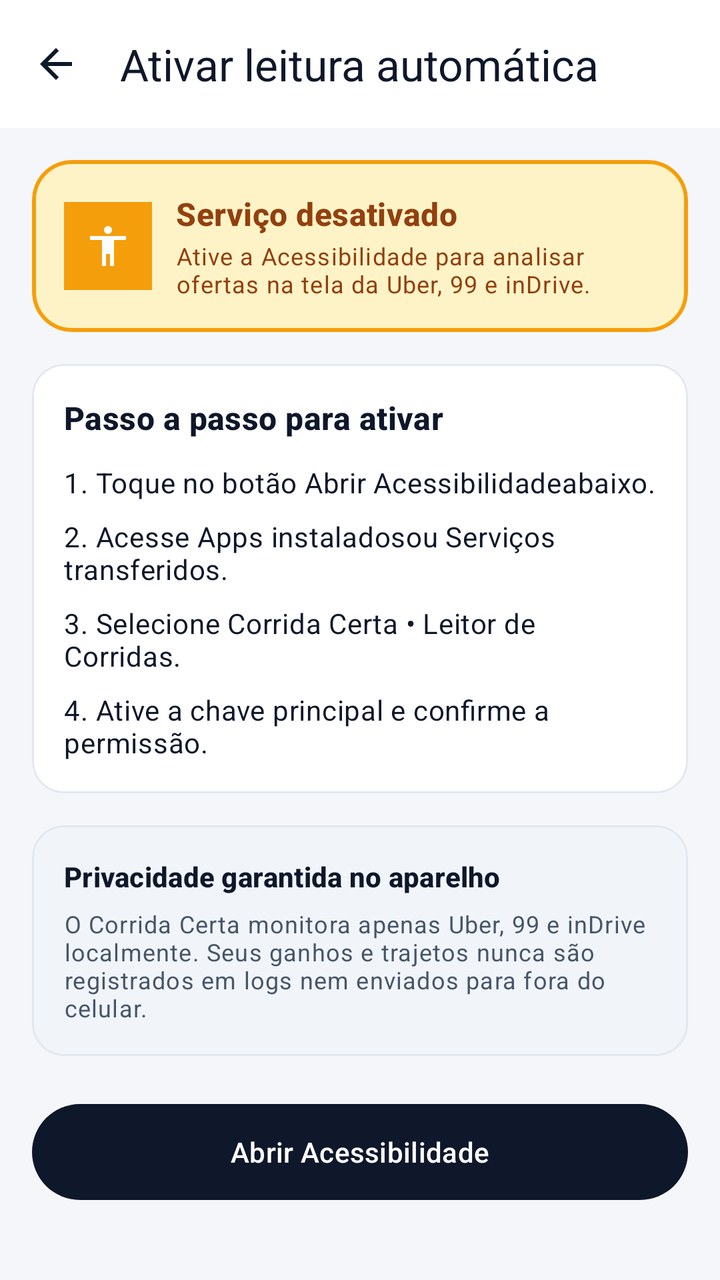
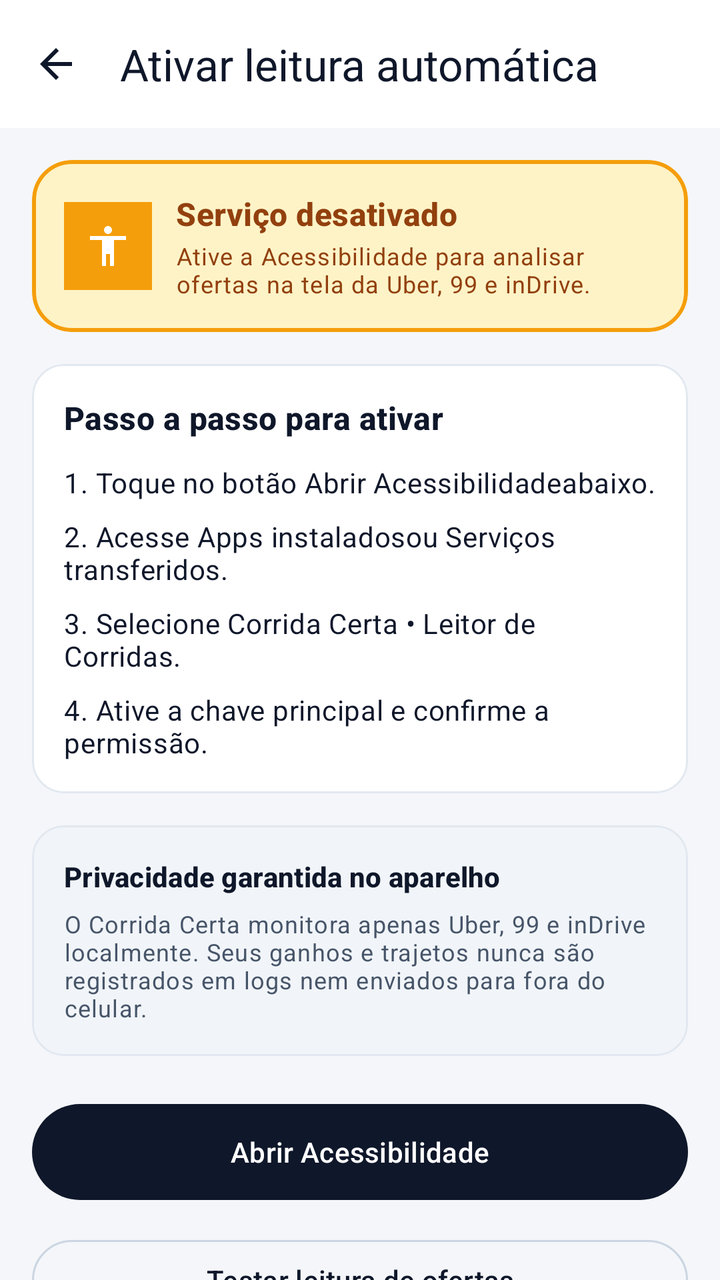

An Android layout rendered at two revisions. The XML below is the earlier revision; the diff shows what the commit changed to produce the second picture.
<!-- AndroidManifest.xml: activity theme Theme.RotaPro -->
<!-- res/layout/activity_accessibility_guide.xml -->
<?xml version="1.0" encoding="utf-8"?>
<androidx.coordinatorlayout.widget.CoordinatorLayout xmlns:android="http://schemas.android.com/apk/res/android"
    xmlns:app="http://schemas.android.com/apk/res-auto"
    xmlns:tools="http://schemas.android.com/tools"
    android:layout_width="match_parent"
    android:layout_height="match_parent"
    android:background="@color/md_theme_background"
    tools:context=".ui.AccessibilityGuideActivity">

    <LinearLayout
        android:id="@+id/guideContainer"
        android:layout_width="match_parent"
        android:layout_height="match_parent"
        android:orientation="vertical">

        <com.google.android.material.appbar.MaterialToolbar
            android:id="@+id/toolbarGuide"
            android:layout_width="match_parent"
            android:layout_height="?attr/actionBarSize"
            android:background="@color/md_theme_surface"
            app:navigationContentDescription="@string/cd_back_button"
            app:navigationIcon="@drawable/ic_arrow_back"
            app:navigationIconTint="@color/md_theme_onSurface"
            app:title="@string/accessibility_guide_title"
            app:titleTextColor="@color/md_theme_onSurface" />

        <androidx.core.widget.NestedScrollView
            android:layout_width="match_parent"
            android:layout_height="0dp"
            android:layout_weight="1"
            android:clipToPadding="false"
            android:fillViewport="true">

            <LinearLayout
                android:id="@+id/guideScrollContent"
                android:layout_width="match_parent"
                android:layout_height="wrap_content"
                android:orientation="vertical"
                android:padding="16dp">

                
                <com.google.android.material.card.MaterialCardView
                    android:id="@+id/cardAccessibilityStatus"
                    android:layout_width="match_parent"
                    android:layout_height="wrap_content"
                    android:layout_marginBottom="16dp"
                    app:cardBackgroundColor="@color/verdict_caution_bg"
                    app:cardCornerRadius="20dp"
                    app:cardElevation="0dp"
                    app:strokeColor="@color/verdict_caution_accent"
                    app:strokeWidth="2dp">

                    <LinearLayout
                        android:layout_width="match_parent"
                        android:layout_height="wrap_content"
                        android:gravity="center_vertical"
                        android:orientation="horizontal"
                        android:padding="16dp">

                        <FrameLayout
                            android:id="@+id/iconGuideStatusContainer"
                            android:layout_width="44dp"
                            android:layout_height="44dp"
                            android:background="@color/verdict_caution_accent">

                            <ImageView
                                android:id="@+id/ivGuideStatusIcon"
                                android:layout_width="24dp"
                                android:layout_height="24dp"
                                android:layout_gravity="center"
                                android:contentDescription="@string/cd_accessibility_icon"
                                android:src="@drawable/ic_accessibility" />
                        </FrameLayout>

                        <LinearLayout
                            android:layout_width="0dp"
                            android:layout_height="wrap_content"
                            android:layout_marginStart="12dp"
                            android:layout_weight="1"
                            android:orientation="vertical">

                            <TextView
                                android:id="@+id/tvGuideStatusTitle"
                                android:layout_width="wrap_content"
                                android:layout_height="wrap_content"
                                android:text="@string/accessibility_status_inactive"
                                android:textAppearance="@style/TextAppearance.Material3.TitleMedium"
                                android:textColor="@color/verdict_caution_text"
                                android:textStyle="bold" />

                            <TextView
                                android:id="@+id/tvGuideStatusDesc"
                                android:layout_width="wrap_content"
                                android:layout_height="wrap_content"
                                android:layout_marginTop="2dp"
                                android:text="@string/accessibility_status_inactive_desc"
                                android:textAppearance="@style/TextAppearance.Material3.BodySmall"
                                android:textColor="@color/verdict_caution_text" />
                        </LinearLayout>
                    </LinearLayout>
                </com.google.android.material.card.MaterialCardView>

                
                <com.google.android.material.card.MaterialCardView
                    android:layout_width="match_parent"
                    android:layout_height="wrap_content"
                    android:layout_marginBottom="16dp"
                    app:cardBackgroundColor="@color/md_theme_surface"
                    app:cardCornerRadius="16dp"
                    app:cardElevation="0dp"
                    app:strokeColor="@color/md_theme_outlineVariant"
                    app:strokeWidth="1dp">

                    <LinearLayout
                        android:layout_width="match_parent"
                        android:layout_height="wrap_content"
                        android:orientation="vertical"
                        android:padding="16dp">

                        <TextView
                            android:layout_width="wrap_content"
                            android:layout_height="wrap_content"
                            android:text="@string/accessibility_guide_steps_title"
                            android:textAppearance="@style/TextAppearance.Material3.TitleMedium"
                            android:textColor="@color/md_theme_onSurface"
                            android:textStyle="bold" />

                        <TextView
                            android:layout_width="match_parent"
                            android:layout_height="wrap_content"
                            android:layout_marginTop="12dp"
                            android:text="@string/accessibility_step_1"
                            android:textAppearance="@style/TextAppearance.Material3.BodyMedium"
                            android:textColor="@color/md_theme_onSurface" />

                        <TextView
                            android:layout_width="match_parent"
                            android:layout_height="wrap_content"
                            android:layout_marginTop="8dp"
                            android:text="@string/accessibility_step_2"
                            android:textAppearance="@style/TextAppearance.Material3.BodyMedium"
                            android:textColor="@color/md_theme_onSurface" />

                        <TextView
                            android:layout_width="match_parent"
                            android:layout_height="wrap_content"
                            android:layout_marginTop="8dp"
                            android:text="@string/accessibility_step_3"
                            android:textAppearance="@style/TextAppearance.Material3.BodyMedium"
                            android:textColor="@color/md_theme_onSurface" />

                        <TextView
                            android:layout_width="match_parent"
                            android:layout_height="wrap_content"
                            android:layout_marginTop="8dp"
                            android:text="@string/accessibility_step_4"
                            android:textAppearance="@style/TextAppearance.Material3.BodyMedium"
                            android:textColor="@color/md_theme_onSurface" />
                    </LinearLayout>
                </com.google.android.material.card.MaterialCardView>

                
                <com.google.android.material.card.MaterialCardView
                    android:layout_width="match_parent"
                    android:layout_height="wrap_content"
                    android:layout_marginBottom="20dp"
                    app:cardBackgroundColor="@color/md_theme_surfaceVariant"
                    app:cardCornerRadius="16dp"
                    app:cardElevation="0dp">

                    <LinearLayout
                        android:layout_width="match_parent"
                        android:layout_height="wrap_content"
                        android:orientation="vertical"
                        android:padding="16dp">

                        <TextView
                            android:layout_width="wrap_content"
                            android:layout_height="wrap_content"
                            android:text="@string/accessibility_guide_privacy_title"
                            android:textAppearance="@style/TextAppearance.Material3.TitleSmall"
                            android:textColor="@color/md_theme_onSurface"
                            android:textStyle="bold" />

                        <TextView
                            android:layout_width="match_parent"
                            android:layout_height="wrap_content"
                            android:layout_marginTop="6dp"
                            android:text="@string/accessibility_guide_privacy_desc"
                            android:textAppearance="@style/TextAppearance.Material3.BodySmall"
                            android:textColor="@color/md_theme_onSurfaceVariant" />
                    </LinearLayout>
                </com.google.android.material.card.MaterialCardView>

                <com.google.android.material.button.MaterialButton
                    android:id="@+id/btnOpenAndroidAccessibility"
                    style="@style/Widget.Material3.Button"
                    android:layout_width="match_parent"
                    android:layout_height="56dp"
                    android:text="@string/action_open_android_accessibility" />

            </LinearLayout>
        </androidx.core.widget.NestedScrollView>
    </LinearLayout>

</androidx.coordinatorlayout.widget.CoordinatorLayout>
<!-- resources referenced by this layout -->
<resources>
  <color name="md_theme_background">#F4F6F9</color>
  <color name="md_theme_onSurface">#0F172A</color>
  <color name="md_theme_onSurfaceVariant">#475569</color>
  <color name="md_theme_outlineVariant">#E2E8F0</color>
  <color name="md_theme_surface">#FFFFFF</color>
  <color name="md_theme_surfaceVariant">#F1F5F9</color>
  <color name="verdict_caution_accent">#F59E0B</color>
  <color name="verdict_caution_bg">#FEF3C7</color>
  <color name="verdict_caution_text">#92400E</color>
  <!-- drawable ic_accessibility (drawable) -->
  <vector xmlns:android="http://schemas.android.com/apk/res/android"
      android:width="24dp"
      android:height="24dp"
      android:viewportWidth="24"
      android:viewportHeight="24">
      <path
          android:fillColor="#FFFFFFFF"
          android:pathData="M12,2c1.1,0 2,0.9 2,2s-0.9,2 -2,2 -2,-0.9 -2,-2 0.9,-2 2,-2zM21,9h-6v13h-2v-6h-2v6L9,22L9,9L3,9L3,7h18v2z" />
  </vector>
  <!-- drawable ic_arrow_back (drawable) -->
  <vector xmlns:android="http://schemas.android.com/apk/res/android"
      android:width="24dp"
      android:height="24dp"
      android:autoMirrored="true"
      android:viewportWidth="24"
      android:viewportHeight="24">
      <path
          android:fillColor="#FFFFFFFF"
          android:pathData="M20,11H7.83l5.59,-5.59L12,4l-8,8 8,8 1.41,-1.41L7.83,13H20v-2z" />
  </vector>
  <string name="accessibility_guide_privacy_desc">O Corrida Certa monitora apenas Uber, 99 e inDrive localmente. Seus ganhos e trajetos nunca são registrados em logs nem enviados para fora do celular.</string>
  <string name="accessibility_guide_privacy_title">Privacidade garantida no aparelho</string>
  <string name="accessibility_guide_steps_title">Passo a passo para ativar</string>
  <string name="accessibility_guide_title">Ativar leitura automática</string>
  <string name="accessibility_status_inactive">Serviço desativado</string>
  <string name="accessibility_status_inactive_desc">Ative a Acessibilidade para analisar ofertas na tela da Uber, 99 e inDrive.</string>
  <string name="accessibility_step_1">1. Toque no botão "Abrir Acessibilidade" abaixo.</string>
  <string name="accessibility_step_2">2. Acesse "Apps instalados" ou "Serviços transferidos".</string>
  <string name="accessibility_step_3">3. Selecione "Corrida Certa • Leitor de Corridas".</string>
  <string name="accessibility_step_4">4. Ative a chave principal e confirme a permissão.</string>
  <string name="action_open_android_accessibility">Abrir Acessibilidade</string>
  <string name="cd_accessibility_icon">Ícone do serviço de acessibilidade</string>
  <string name="cd_back_button">Voltar para a tela inicial</string>
  <color name="md_theme_primary">#0F172A</color>
  <color name="md_theme_onPrimary">#FFFFFF</color>
  <color name="md_theme_primaryContainer">#E2E8F0</color>
  <color name="md_theme_onPrimaryContainer">#0F172A</color>
  <color name="md_theme_secondary">#0284C7</color>
  <color name="md_theme_onSecondary">#FFFFFF</color>
  <color name="md_theme_secondaryContainer">#E0F2FE</color>
  <color name="md_theme_onSecondaryContainer">#075985</color>
  <color name="md_theme_outline">#CBD5E1</color>
  <!-- unchanged entries left out for length: 1 -->
</resources>

<!-- the commit's change to res/layout/activity_accessibility_guide.xml (unified diff, before → after) -->
@@ -199,6 +199,14 @@
                     android:layout_height="56dp"
                     android:text="@string/action_open_android_accessibility" />
 
+                <com.google.android.material.button.MaterialButton
+                    android:id="@+id/btnOpenDiagnostic"
+                    style="@style/Widget.Material3.Button.OutlinedButton"
+                    android:layout_width="match_parent"
+                    android:layout_height="48dp"
+                    android:layout_marginTop="12dp"
+                    android:text="@string/action_open_diagnostic" />
+
             </LinearLayout>
         </androidx.core.widget.NestedScrollView>
     </LinearLayout>
<!-- resource entries referenced after the edit -->
@@ -41,6 +41,7 @@
   <string name="accessibility_step_3">3. Selecione "Corrida Certa • Leitor de Corridas".</string>
   <string name="accessibility_step_4">4. Ative a chave principal e confirme a permissão.</string>
   <string name="action_open_android_accessibility">Abrir Acessibilidade</string>
+  <string name="action_open_diagnostic">Testar leitura de ofertas</string>
   <string name="cd_accessibility_icon">Ícone do serviço de acessibilidade</string>
   <string name="cd_back_button">Voltar para a tela inicial</string>
   <color name="md_theme_primary">#0F172A</color>
